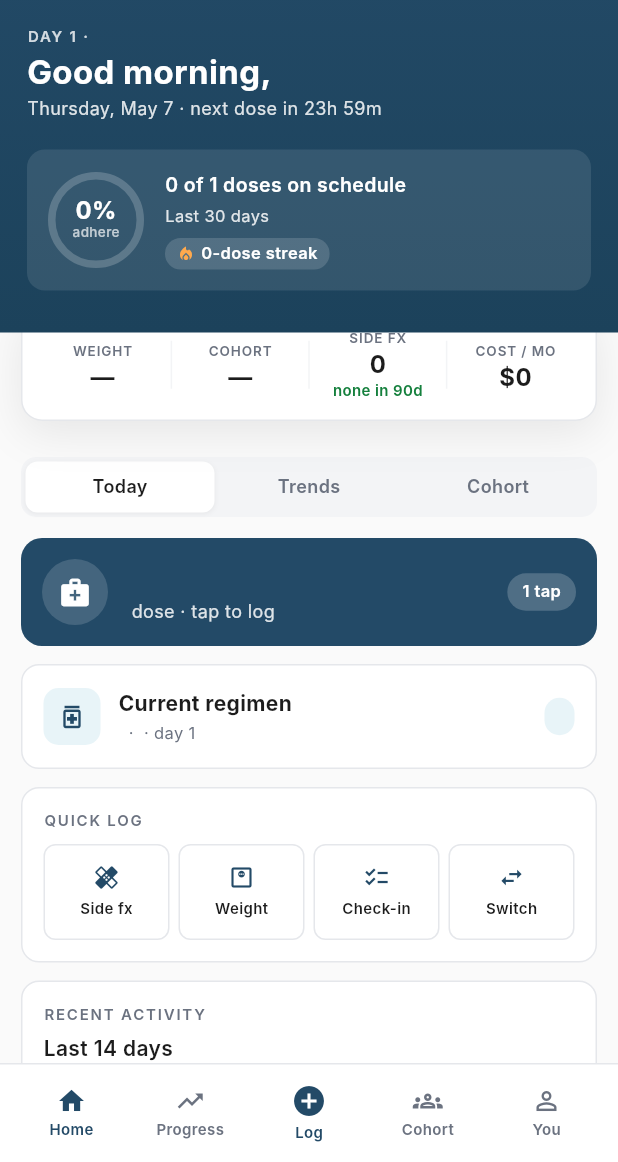
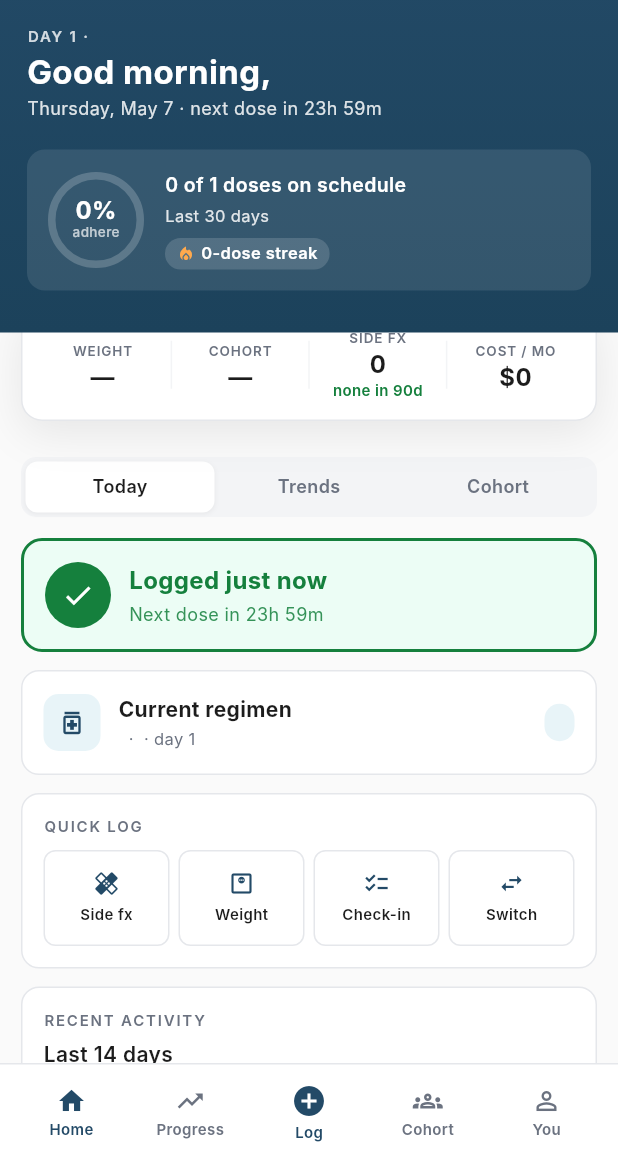
Before and after one commit to Oregon-Blockchain-Group/trial-weave, a Flutter app: the screen it shows once a user with an empty profile is signed in, on a phone screen of 412 x 824 dp, the part 74-1236 px from its top. Run offline on Flutter 3.47's test engine with Material 3 defaults, Android fonts, the phone set to English and light mode, and no system bars; our stand-ins replace fl_chart, flutter_dotenv, flutter_riverpod, go_router, supabase_flutter; accounts and stored records are empty; network calls fail; Roboto replaces fonts that are missing (Inter).

Commit message:
[Fix] Back buttons on log screens; dose card can't be spammed
Back buttons:
- All four logging screens (/log/dose, /log/weight, /check-in/post-dose,
  /check-in/side-effect) get an explicit AppBar leading IconButton.
  Default Flutter back arrow doesn't appear because we navigate with
  context.go (which replaces the route stack, leaving canPop false),
  so we add it ourselves and route to /home as a fallback.

Dose card spam guard:
- Replaced the local _justLogged bool with a derived state computed
  from lastDoseProvider + regimen.frequency. Four states (none,
  dueOrOverdue, logged, justLogged) drive the card visuals and the
  enabled/disabled InkWell. Once a dose is logged, subsequent taps
  are no-ops until the next dose period; the card greys out and shows
  "Last dose Xh ago · next in Y". A 5-minute window after logging
  shows a green "Logged just now" flash before transitioning to the
  grey locked state.

State survives navigation since it's derived from the provider, not
local component memory — closing the dashboard and reopening it
won't re-enable the button.

Co-Authored-By: Claude Opus 4.7 (1M context) <noreply@anthropic.com>

```diff
--- a/src/lib/frontend/components/home/today_pane.dart
+++ b/src/lib/frontend/components/home/today_pane.dart
@@ -3,6 +3,8 @@ import 'package:flutter_riverpod/flutter_riverpod.dart';
 import 'package:go_router/go_router.dart';
 
 import '../../../backend/models/activity_entry.dart';
+import '../../../backend/models/dose_log.dart';
+import '../../../backend/models/regimen.dart';
 import '../../../backend/providers/repositories_providers.dart';
 import '../../../core/theme.dart';
 
@@ -36,9 +38,16 @@ class _DoseCard extends ConsumerStatefulWidget {
   ConsumerState<_DoseCard> createState() => _DoseCardState();
 }
 
+/// Three real states + a transient "just logged" flash:
+///   - none:         no last dose ever → enabled, "Log your first dose"
+///   - dueOrOverdue: enough time has passed since last dose → enabled
+///   - logged:       last dose was within the current dose period →
+///                   disabled, shows "Last dose Xh ago · next in Y"
+///   - justLogged:   logged in the last 5 minutes → green flash
+enum _DoseState { none, dueOrOverdue, logged, justLogged }
+
 class _DoseCardState extends ConsumerState<_DoseCard> {
   bool _busy = false;
-  bool _justLogged = false;
 
   Future<void> _logNow() async {
     final regimen = await ref.read(activeRegimenProvider.future);
@@ -52,7 +61,6 @@ class _DoseCardState extends ConsumerState<_DoseCard> {
       ref.invalidate(lastDoseProvider);
       ref.invalidate(recentDoseLogsProvider);
       ref.invalidate(recentActivityProvider);
-      if (mounted) setState(() => _justLogged = true);
     } finally {
       if (mounted) setState(() => _busy = false);
     }
@@ -61,21 +69,60 @@ class _DoseCardState extends ConsumerState<_DoseCard> {
   @override
   Widget build(BuildContext context) {
     final regimen = ref.watch(activeRegimenProvider).valueOrNull;
-    final isDone = _justLogged;
-    final bg = isDone ? AppColors.successBg : AppColors.darkTeal;
-    final fg = isDone ? AppColors.success : Colors.white;
+    final lastDose = ref.watch(lastDoseProvider).valueOrNull;
+    final state = _classify(regimen, lastDose);
+    final isLocked =
+        _busy || state == _DoseState.logged || state == _DoseState.justLogged;
+
+    final isJust = state == _DoseState.justLogged;
+    final isLogged = state == _DoseState.logged;
+
+    final bg = isJust
+        ? AppColors.successBg
+        : isLogged
+        ? AppColors.borderSubtle
+        : AppColors.darkTeal;
+    final fg = isJust
+        ? AppColors.success
+        : isLogged
+        ? AppColors.muted
+        : Colors.white;
+
+    final headline = switch (state) {
+      _DoseState.justLogged => 'Logged just now',
+      _DoseState.logged =>
+        regimen != null ? '${regimen.brand} ${regimen.dose ?? ''}' : 'Logged',
+      _DoseState.dueOrOverdue =>
+        regimen != null
+            ? '${regimen.brand} ${regimen.dose ?? ''}'
+            : 'Tap to log',
+      _DoseState.none =>
+        regimen != null ? 'Log your first dose' : 'No active regimen',
+    };
+
+    final subline = switch (state) {
+      _DoseState.justLogged =>
+        'Next dose in ${_humanDuration(_nextDue(regimen, lastDose).difference(DateTime.now()))}',
+      _DoseState.logged =>
+        'Last dose ${_ago(lastDose!.takenAt)} · next in ${_humanDuration(_nextDue(regimen, lastDose).difference(DateTime.now()))}',
+      _DoseState.dueOrOverdue => 'Due now · tap to log',
+      _DoseState.none =>
+        regimen != null
+            ? '${_capitalize(regimen.frequency)} dose · tap to log'
+            : 'Start a regimen to track doses',
+    };
 
     return Material(
       color: Colors.transparent,
       child: InkWell(
-        onTap: _busy ? null : _logNow,
+        onTap: isLocked ? null : _logNow,
         borderRadius: BorderRadius.circular(AppRadii.lg + 2),
         child: Container(
           padding: const EdgeInsets.all(14),
           decoration: BoxDecoration(
             color: bg,
             borderRadius: BorderRadius.circular(AppRadii.lg + 2),
-            border: isDone
+            border: isJust
                 ? Border.all(color: AppColors.success, width: 2)
                 : null,
           ),
@@ -85,14 +132,24 @@ class _DoseCardState extends ConsumerState<_DoseCard> {
                 width: 44,
                 height: 44,
                 decoration: BoxDecoration(
-                  color: isDone
+                  color: isJust
                       ? AppColors.success
+                      : isLogged
+                      ? AppColors.cardBg
                       : Colors.white.withValues(alpha: 0.15),
                   borderRadius: BorderRadius.circular(22),
                 ),
                 child: Icon(
-                  isDone ? Icons.check : Icons.medical_services,
-                  color: isDone ? Colors.white : Colors.white,
+                  isJust
+                      ? Icons.check
+                      : isLogged
+                      ? Icons.check_circle_outline
+                      : Icons.medical_services,
+                  color: isJust
+                      ? Colors.white
+                      : isLogged
+                      ? AppColors.muted
+                      : Colors.white,
                   size: 22,
                 ),
               ),
@@ -102,11 +159,7 @@ class _DoseCardState extends ConsumerState<_DoseCard> {
                   crossAxisAlignment: CrossAxisAlignment.start,
                   children: [
                     Text(
-                      isDone
-                          ? 'Logged just now'
-                          : (regimen != null
-                                ? '${regimen.brand} ${regimen.dose ?? ''}'
-                                : 'No active regimen'),
+                      headline,
                       style: TextStyle(
                         fontFamily: AppText.fontFamily,
                         fontSize: 16,
@@ -116,11 +169,7 @@ class _DoseCardState extends ConsumerState<_DoseCard> {
                     ),
                     const SizedBox(height: 2),
                     Text(
-                      isDone
-                          ? 'Tap below to add notes'
-                          : (regimen != null
-                                ? '${_capitalize(regimen.frequency)} dose · tap to log'
-                                : 'Start a regimen to track doses'),
+                      subline,
                       style: TextStyle(
                         fontFamily: AppText.fontFamily,
                         fontSize: 12,
@@ -139,7 +188,8 @@ class _DoseCardState extends ConsumerState<_DoseCard> {
                     valueColor: AlwaysStoppedAnimation<Color>(Colors.white),
                   ),
                 )
-              else if (!isDone)
+              else if (state == _DoseState.dueOrOverdue ||
+                  state == _DoseState.none)
                 Container(
                   padding: const EdgeInsets.symmetric(
                     horizontal: 10,
@@ -164,6 +214,44 @@ class _DoseCardState extends ConsumerState<_DoseCard> {
         ),
       ),
     );
+  }
+
+  static _DoseState _classify(Regimen? regimen, DoseLog? lastDose) {
+    if (regimen == null || lastDose == null) return _DoseState.none;
+    final stride = regimen.frequency == 'weekly' ? 7 : 1;
+    final due = lastDose.takenAt.add(Duration(days: stride));
+    final now = DateTime.now();
+    if (!now.isBefore(due)) return _DoseState.dueOrOverdue;
+    if (now.difference(lastDose.takenAt) < const Duration(minutes: 5)) {
+      return _DoseState.justLogged;
+    }
+    return _DoseState.logged;
+  }
+
+  static DateTime _nextDue(Regimen? regimen, DoseLog? lastDose) {
+    final stride = regimen?.frequency == 'weekly' ? 7 : 1;
+    return (lastDose?.takenAt ?? DateTime.now()).add(Duration(days: stride));
+  }
+
+  static String _ago(DateTime t) {
+    final diff = DateTime.now().difference(t);
+    if (diff.inDays >= 1) return '${diff.inDays}d ago';
+    if (diff.inHours >= 1) return '${diff.inHours}h ago';
+    if (diff.inMinutes >= 1) return '${diff.inMinutes}m ago';
+    return 'just now';
+  }
+
+  static String _humanDuration(Duration d) {
+    if (d.isNegative) return 'overdue';
+    if (d.inDays >= 1) {
+      return d.inDays == 1 ? '1 day' : '${d.inDays} days';
+    }
+    if (d.inHours >= 1) {
+      final h = d.inHours;
+      final m = d.inMinutes - h * 60;
+      return m > 0 ? '${h}h ${m}m' : '${h}h';
+    }
+    return '${d.inMinutes}m';
   }
 
   static String _capitalize(String? s) {
--- a/src/lib/frontend/screens/logging/log_dose_screen.dart
+++ b/src/lib/frontend/screens/logging/log_dose_screen.dart
@@ -59,6 +59,11 @@ class _LogDoseScreenState extends ConsumerState<LogDoseScreen> {
         backgroundColor: Colors.transparent,
         elevation: 0,
         foregroundColor: AppColors.inkBlack,
+        leading: IconButton(
+          icon: const Icon(Icons.arrow_back),
+          onPressed: () =>
+              context.canPop() ? context.pop() : context.go('/home'),
+        ),
         title: const Text('Log a dose', style: AppText.title),
       ),
       body: SafeArea(
--- a/src/lib/frontend/screens/logging/log_weight_screen.dart
+++ b/src/lib/frontend/screens/logging/log_weight_screen.dart
@@ -64,6 +64,11 @@ class _LogWeightScreenState extends ConsumerState<LogWeightScreen> {
         backgroundColor: Colors.transparent,
         elevation: 0,
         foregroundColor: AppColors.inkBlack,
+        leading: IconButton(
+          icon: const Icon(Icons.arrow_back),
+          onPressed: () =>
+              context.canPop() ? context.pop() : context.go('/home'),
+        ),
         title: const Text('Log weight', style: AppText.title),
       ),
       body: SafeArea(
--- a/src/lib/frontend/screens/logging/post_dose_check_in_screen.dart
+++ b/src/lib/frontend/screens/logging/post_dose_check_in_screen.dart
@@ -48,6 +48,11 @@ class _PostDoseCheckInScreenState extends ConsumerState<PostDoseCheckInScreen> {
         backgroundColor: Colors.transparent,
         elevation: 0,
         foregroundColor: AppColors.inkBlack,
+        leading: IconButton(
+          icon: const Icon(Icons.arrow_back),
+          onPressed: () =>
+              context.canPop() ? context.pop() : context.go('/home'),
+        ),
         title: const Text('Post-dose check-in', style: AppText.title),
       ),
       body: SafeArea(
--- a/src/lib/frontend/screens/logging/side_effect_check_in_screen.dart
+++ b/src/lib/frontend/screens/logging/side_effect_check_in_screen.dart
@@ -63,6 +63,11 @@ class _SideEffectCheckInScreenState
         backgroundColor: Colors.transparent,
         elevation: 0,
         foregroundColor: AppColors.inkBlack,
+        leading: IconButton(
+          icon: const Icon(Icons.arrow_back),
+          onPressed: () =>
+              context.canPop() ? context.pop() : context.go('/home'),
+        ),
         title: const Text('Side effects', style: AppText.title),
       ),
       body: SafeArea(
```
